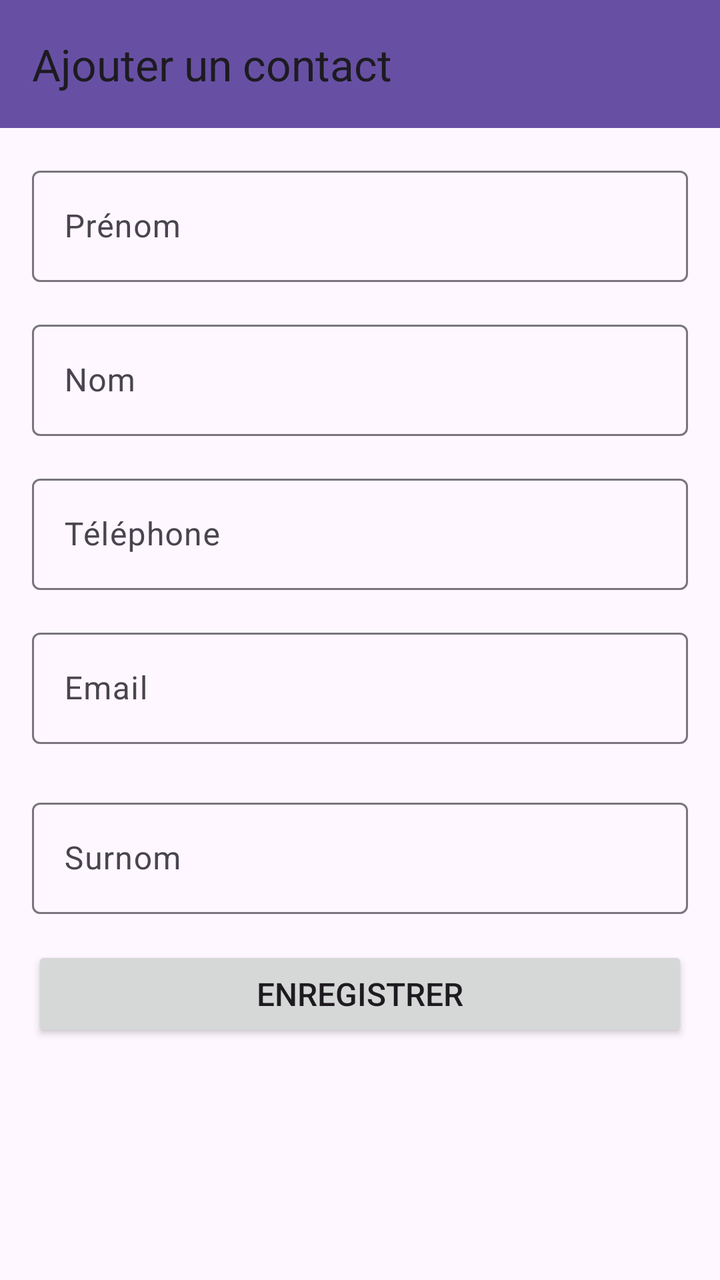
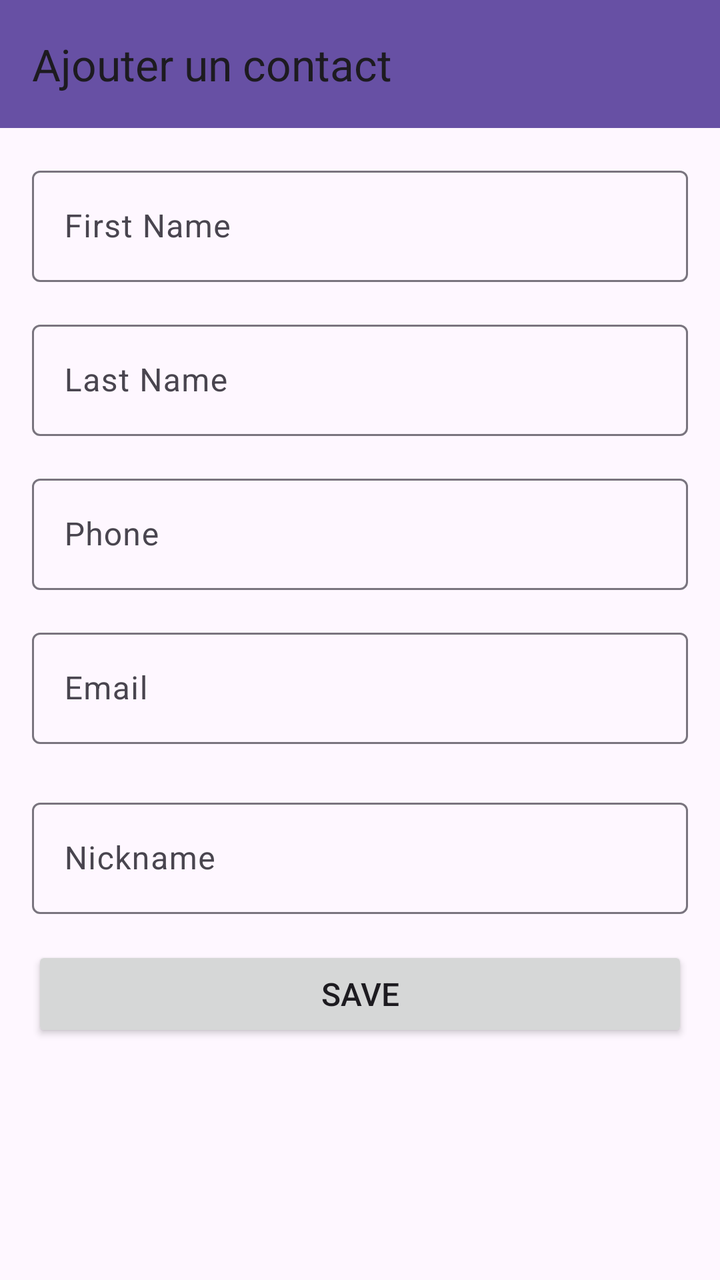

The first picture is an Android layout as it rendered before a commit; the second is the same layout after the commit. The layout source and the unified diff follow.
<!-- AndroidManifest.xml: application theme Theme.Ft_hangouts -->
<!-- res/layout/activity_add_contact.xml -->
<?xml version="1.0" encoding="utf-8"?>
<androidx.constraintlayout.widget.ConstraintLayout xmlns:android="http://schemas.android.com/apk/res/android"
	xmlns:app="http://schemas.android.com/apk/res-auto"
	xmlns:tools="http://schemas.android.com/tools"
	android:id="@+id/add_contact_container"
	android:layout_width="match_parent"
	android:layout_height="match_parent"
	tools:context=".AddContactActivity">

	<LinearLayout
		android:layout_width="match_parent"
		android:layout_height="match_parent"
		android:orientation="vertical"
		app:layout_constraintTop_toTopOf="parent"
		app:layout_constraintStart_toStartOf="parent">

		<androidx.appcompat.widget.Toolbar
			android:id="@+id/toolbar_add"
			android:layout_width="match_parent"
			android:layout_height="?attr/actionBarSize"
			android:background="?attr/colorPrimary"
			android:theme="?attr/actionBarTheme"
			app:title="Ajouter un contact" />

		<ScrollView
			android:layout_width="match_parent"
			android:layout_height="match_parent"
			android:padding="16dp">

			<LinearLayout
				android:layout_width="match_parent"
				android:layout_height="wrap_content"
				android:orientation="vertical">

				<com.google.android.material.textfield.TextInputLayout
					android:layout_width="match_parent"
					android:layout_height="wrap_content"
					android:layout_marginBottom="16dp">

					<EditText
						android:id="@+id/edit_contact_firstname"
						android:layout_width="match_parent"
						android:layout_height="wrap_content"
						android:hint="Prénom"
						android:inputType="text" />
				</com.google.android.material.textfield.TextInputLayout>

				<com.google.android.material.textfield.TextInputLayout
					android:layout_width="match_parent"
					android:layout_height="wrap_content"
					android:layout_marginBottom="16dp">

					<EditText
						android:id="@+id/edit_contact_lastname"
						android:layout_width="match_parent"
						android:layout_height="wrap_content"
						android:hint="Nom"
						android:inputType="text" />
				</com.google.android.material.textfield.TextInputLayout>

				<com.google.android.material.textfield.TextInputLayout
					android:layout_width="match_parent"
					android:layout_height="wrap_content"
					android:layout_marginBottom="16dp">

					<EditText
						android:id="@+id/edit_contact_phone"
						android:layout_width="match_parent"
						android:layout_height="wrap_content"
						android:hint="Téléphone"
						android:inputType="phone" />
				</com.google.android.material.textfield.TextInputLayout>

				<com.google.android.material.textfield.TextInputLayout
					android:layout_width="match_parent"
					android:layout_height="wrap_content"
					android:layout_marginBottom="24dp">

					<EditText
						android:id="@+id/edit_contact_email"
						android:layout_width="match_parent"
						android:layout_height="wrap_content"
						android:hint="Email"
						android:inputType="textEmailAddress" />
				</com.google.android.material.textfield.TextInputLayout>

				<com.google.android.material.textfield.TextInputLayout
					android:layout_width="match_parent"
					android:layout_height="wrap_content"
					android:layout_marginBottom="16dp">

					<EditText
						android:id="@+id/edit_contact_nickname"
						android:layout_width="match_parent"
						android:layout_height="wrap_content"
						android:hint="Surnom"
						android:inputType="text" />
				</com.google.android.material.textfield.TextInputLayout>

				<Button
					android:id="@+id/btn_save_contact"
					android:layout_width="match_parent"
					android:layout_height="wrap_content"
					android:text="Enregistrer"
					android:textSize="16sp"
					android:padding="12dp" />
			</LinearLayout>
		</ScrollView>
	</LinearLayout>
</androidx.constraintlayout.widget.ConstraintLayout>
<!-- resources referenced by this layout -->
<resources>
  <style name="Theme.Ft_hangouts" parent="Base.Theme.Ft_hangouts" />
  <style name="Base.Theme.Ft_hangouts" parent="Theme.Material3.DayNight.NoActionBar">
          
          
      </style>
</resources>

<!-- the commit's change to res/layout/activity_add_contact.xml (unified diff, before → after) -->
@@ -41,7 +41,7 @@
 						android:id="@+id/edit_contact_firstname"
 						android:layout_width="match_parent"
 						android:layout_height="wrap_content"
-						android:hint="Prénom"
+						android:hint="@string/edit_firstname"
 						android:inputType="text" />
 				</com.google.android.material.textfield.TextInputLayout>
 
@@ -54,7 +54,7 @@
 						android:id="@+id/edit_contact_lastname"
 						android:layout_width="match_parent"
 						android:layout_height="wrap_content"
-						android:hint="Nom"
+						android:hint="@string/edit_lastname"
 						android:inputType="text" />
 				</com.google.android.material.textfield.TextInputLayout>
 
@@ -67,7 +67,7 @@
 						android:id="@+id/edit_contact_phone"
 						android:layout_width="match_parent"
 						android:layout_height="wrap_content"
-						android:hint="Téléphone"
+						android:hint="@string/edit_phone"
 						android:inputType="phone" />
 				</com.google.android.material.textfield.TextInputLayout>
 
@@ -80,7 +80,7 @@
 						android:id="@+id/edit_contact_email"
 						android:layout_width="match_parent"
 						android:layout_height="wrap_content"
-						android:hint="Email"
+						android:hint="@string/edit_email"
 						android:inputType="textEmailAddress" />
 				</com.google.android.material.textfield.TextInputLayout>
 
@@ -93,7 +93,7 @@
 						android:id="@+id/edit_contact_nickname"
 						android:layout_width="match_parent"
 						android:layout_height="wrap_content"
-						android:hint="Surnom"
+						android:hint="@string/edit_nickname"
 						android:inputType="text" />
 				</com.google.android.material.textfield.TextInputLayout>
 
@@ -101,7 +101,7 @@
 					android:id="@+id/btn_save_contact"
 					android:layout_width="match_parent"
 					android:layout_height="wrap_content"
-					android:text="Enregistrer"
+					android:text="@string/btn_save"
 					android:textSize="16sp"
 					android:padding="12dp" />
 			</LinearLayout>
<!-- resource entries referenced after the edit -->
@@ -1,5 +1,11 @@
 <!-- resources referenced by this layout -->
 <resources>
+  <string name="btn_save">Save</string>
+  <string name="edit_email">Email</string>
+  <string name="edit_firstname">First Name</string>
+  <string name="edit_lastname">Last Name</string>
+  <string name="edit_nickname">Nickname</string>
+  <string name="edit_phone">Phone</string>
   <style name="Theme.Ft_hangouts" parent="Base.Theme.Ft_hangouts" />
   <style name="Base.Theme.Ft_hangouts" parent="Theme.Material3.DayNight.NoActionBar">
           
